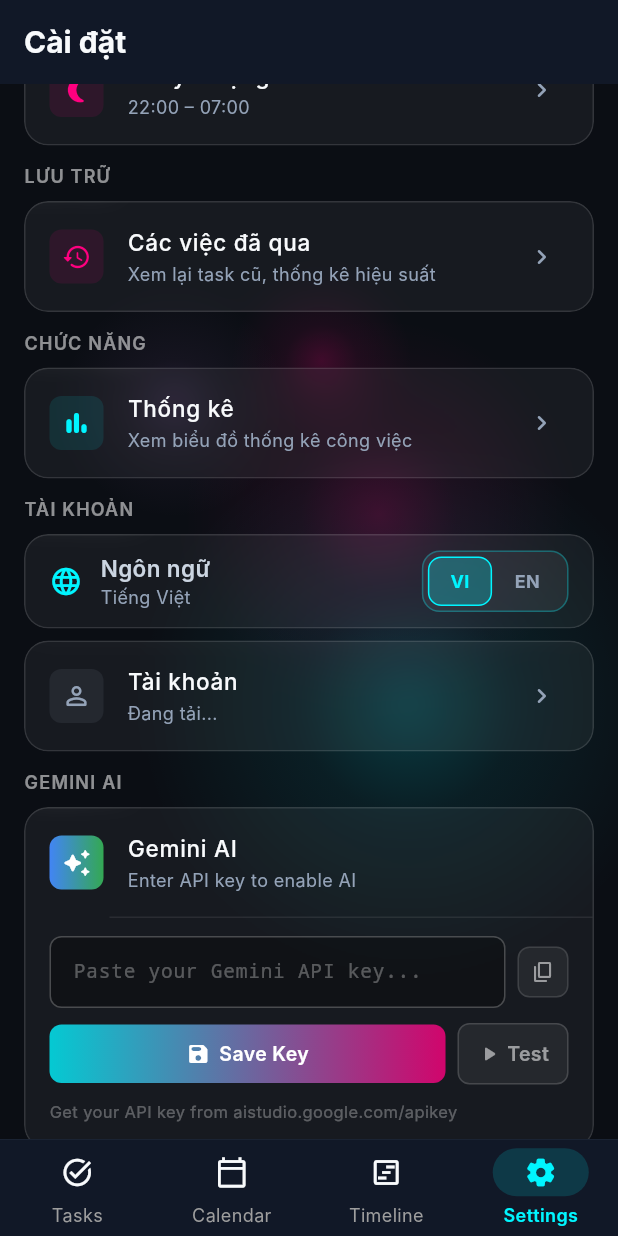
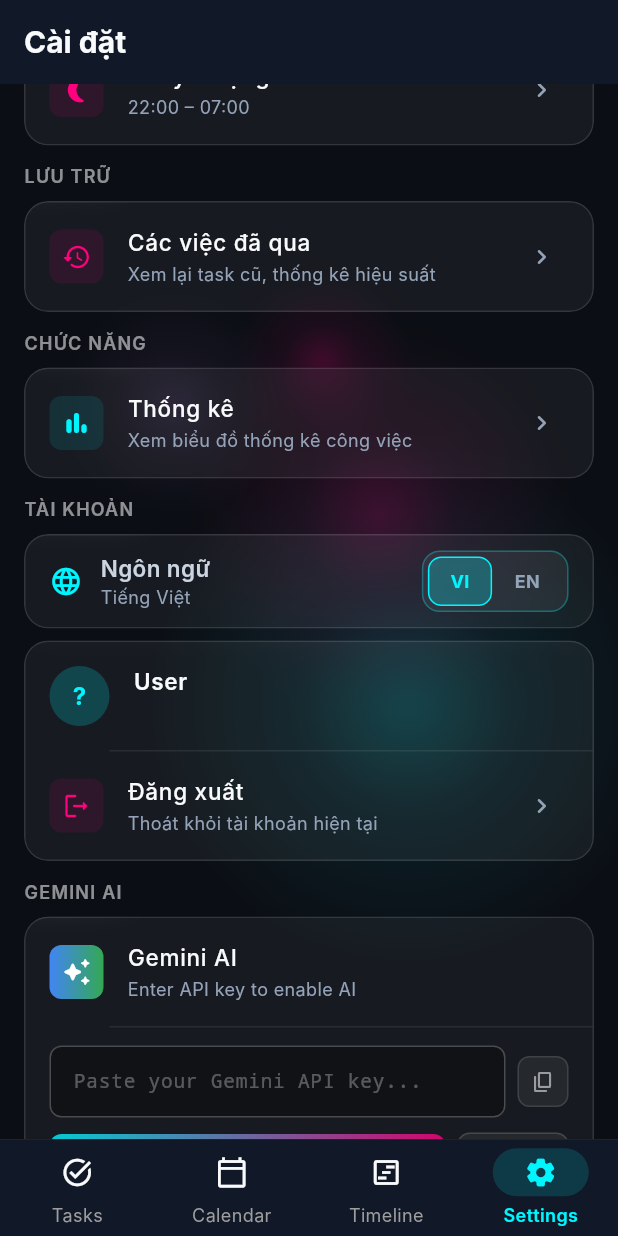
Before and after one commit to minhphat239/SuperNote, a Flutter app: the screen it shows once a user with an empty profile is signed in, item 4 of the bottom bar chosen, scrolled down 576 dp, on a phone screen of 412 x 824 dp. Run offline on Flutter 3.47's test engine with Material 3 defaults, Android fonts, the phone set to English and light mode, and no system bars; our stand-ins replace audioplayers, cloud_firestore, connectivity_plus, file_picker, firebase_auth, firebase_core and 7 more; missing offline and left inert: home_widget, window_manager; accounts and stored records are empty; network calls fail; Roboto replaces fonts that are missing (Inter); statements that could not run were skipped.

Commit message:
fix(settings): prevent RangeError on empty displayName/email

```diff
--- a/lib/screens/settings_screen.dart
+++ b/lib/screens/settings_screen.dart
@@ -247,9 +247,11 @@
       final user = widget.authService.user;
       final isLoggedIn = widget.authService.isLoggedIn;
       final isLocalGuest = widget.authService.isLocalGuest;
-      final displayName = user?.displayName ?? (isLocalGuest ? 'Khách' : null);
+      final displayName = (user?.displayName?.isNotEmpty == true ? user!.displayName : null)
+          ?? (isLocalGuest ? 'Khách' : null) ?? '';
       final photoUrl = user?.photoURL;
-      final email = user?.email;
+      final email = (user?.email?.isNotEmpty == true ? user!.email : null) ?? '';
+      final initial = (displayName.isNotEmpty ? displayName : email.isNotEmpty ? email : '?')[0].toUpperCase();
 
       return _buildCard([
         if (isLoggedIn) ...[
@@ -261,18 +263,18 @@
                   photoUrl != null ? NetworkImage(photoUrl) : null,
               child: photoUrl == null
                   ? Text(
-                      (displayName ?? email ?? '?')[0].toUpperCase(),
+                      initial,
                       style: TextStyle(
                           color: AppColors.primary, fontWeight: FontWeight.w700),
                     )
                   : null,
             ),
             title: Text(
-              displayName ?? (isLocalGuest ? AppLocalizations.of(context)!.accountGuest : 'User'),
+              displayName.isNotEmpty ? displayName : (isLocalGuest ? AppLocalizations.of(context)!.accountGuest : email.isNotEmpty ? email : 'User'),
               style: const TextStyle(fontSize: 15, fontWeight: FontWeight.w600),
             ),
             subtitle: Text(
-              isLocalGuest || user?.isAnonymous == true ? AppLocalizations.of(context)!.accountNoSync : (email ?? ''),
+              isLocalGuest || user?.isAnonymous == true ? AppLocalizations.of(context)!.accountNoSync : email,
               style: const TextStyle(fontSize: 12, color: AppColors.textMuted),
             ),
           ),
@@ -294,8 +296,9 @@
           ),
         ],
       ]);
-    } catch (e) {
-      // Fallback if AuthService not ready
+    } catch (e, stackTrace) {
+      debugPrint('[Settings] _buildAccountCard error: $e');
+      debugPrint('[Settings] StackTrace: $stackTrace');
       return _buildCard([
         _buildTapTile(
           icon: Icons.person_outline_rounded,
```
